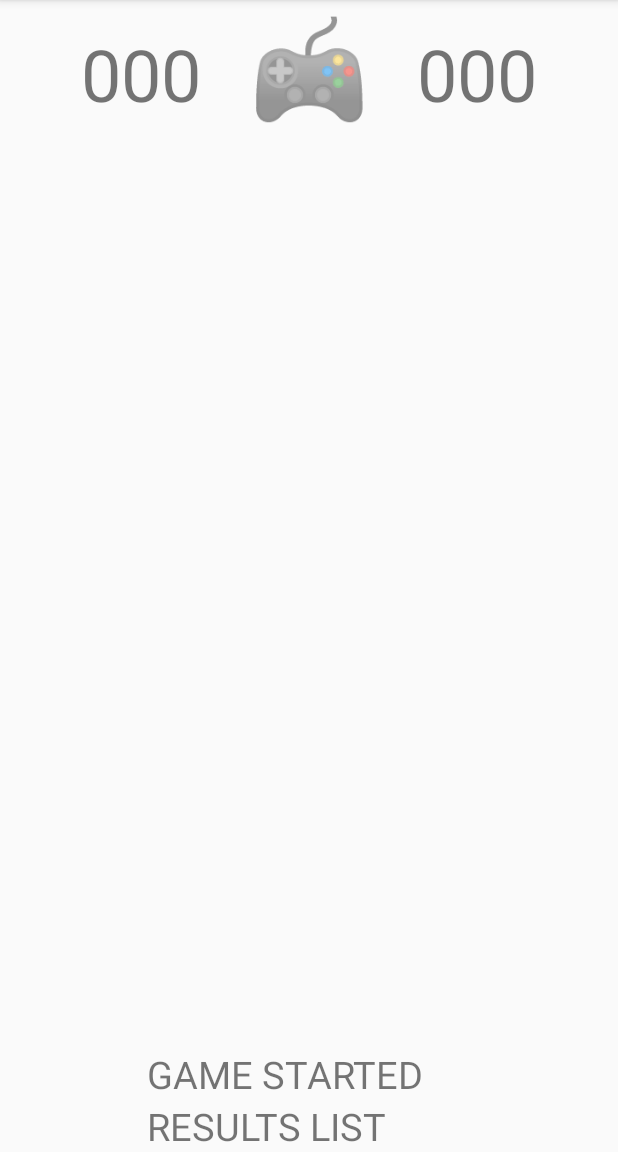
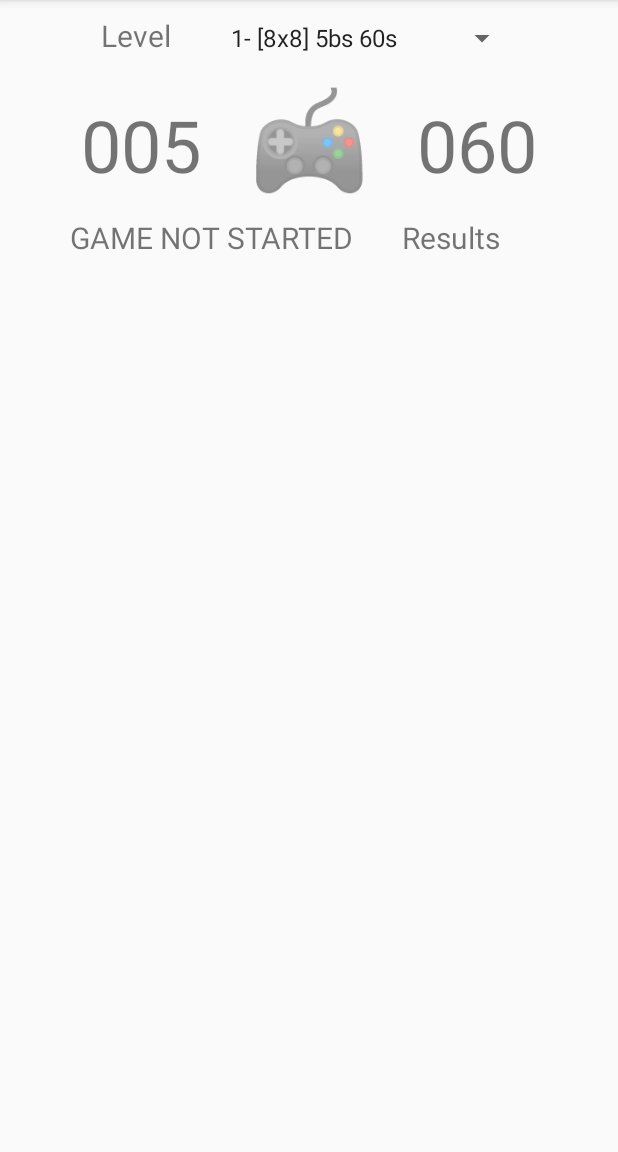
Before and after one commit to mbolaraharison/demineur, an Android app: the screen it shows after launch (MainActivity), on a phone screen of 412 x 824 dp, the part 84-1236 px from its top. Run offline under Robolectric (Android 15) with nearby library versions, the phone set to English and light mode, and no system bars; pictures from the network do not load; 8 statements that could not run were skipped.

Commit message:
Deminer base feature

```diff
--- a/app/build.gradle
+++ b/app/build.gradle
@@ -29,6 +29,6 @@ dependencies {
     testImplementation 'junit:junit:4.12'
     androidTestImplementation 'androidx.test.ext:junit:1.1.2'
     androidTestImplementation 'androidx.test.espresso:espresso-core:3.3.0'
-    implementation 'com.github.florent37:shapeofview:1.4.7'
+    compile 'com.google.code.gson:gson:2.7'
 
 }
--- a/app/src/main/java/com/mbola/deminer/MainActivity.java
+++ b/app/src/main/java/com/mbola/deminer/MainActivity.java
@@ -2,36 +2,39 @@ package com.mbola.deminer;
 
 import android.app.Activity;
 import android.content.Intent;
+import android.content.SharedPreferences;
+import android.database.Cursor;
+import android.database.sqlite.SQLiteDatabase;
 import android.graphics.Point;
 import android.media.MediaPlayer;
 import android.os.Bundle;
 import android.os.CountDownTimer;
-import android.util.DisplayMetrics;
-import android.provider.Settings;
 import android.view.Display;
-import android.view.View;
-import android.widget.Button;
+import android.widget.ArrayAdapter;
+import android.widget.Spinner;
 import android.widget.TextView;
-import android.widget.Toast;
 
 import androidx.appcompat.app.AppCompatActivity;
-import androidx.constraintlayout.widget.ConstraintLayout;
-import androidx.constraintlayout.widget.ConstraintSet;
 
 import com.mbola.deminer.classes.Grid;
+import com.mbola.deminer.classes.Result;
 import com.mbola.deminer.listeners.CustomClickListener;
-import com.mbola.deminer.listeners.CustomTouchListener;
+import com.mbola.deminer.listeners.CustomSpinnerSelectListener;
 import com.mbola.deminer.listeners.ResultsListListener;
 
+import java.io.IOException;
 import java.util.HashMap;
+import java.util.List;
 
 import services.Service;
 import com.mbola.deminer.services.BackgroundMusicService;
 
+import org.json.JSONException;
+
 public class MainActivity extends AppCompatActivity {
 
     private Grid grid;
-    private TextView playButton,timer, resultsList;
+    private TextView bombsNumber, playButton,timer, gameStatus, resultsList;
     private int secondsElapsed;
     private boolean timerStarted;
     private CountDownTimer counter;
@@ -41,6 +44,12 @@ public class MainActivity extends AppCompatActivity {
     private boolean isGameOver;
     private Intent musicInent;
 
+    private Spinner levelsSpinner;
+    private int selectedLevel = 1;
+
+    private SQLiteDatabase db;
+    public static String DB_NAME = "Results";
+    public static String TABLE_NAME = "results_table";
 
     @Override
     protected void onCreate(Bundle savedInstanceState) {
@@ -52,12 +61,24 @@ public class MainActivity extends AppCompatActivity {
         LEVEL_PARAMETERS.put(2, new int[]{40000, 9, 10});
         LEVEL_PARAMETERS.put(3, new int[]{25000, 10, 25});
 
+        bombsNumber = findViewById(R.id.activity_main_bombs_number);
         playButton = findViewById(R.id.activity_main_smiley);
-        resultsList = findViewById(R.id.link_results);
+        gameStatus = findViewById(R.id.game_status_label);
+        resultsList = findViewById(R.id.results_list_label);
         timer = findViewById(R.id.activity_main_timer);
+        levelsSpinner = findViewById(R.id.levels_spinner);
 
-        secondsElapsed = 0;
-        playButton.setOnClickListener(new CustomClickListener(this, this, playButton, timer, secondsElapsed, 3));
+        // Create an ArrayAdapter using the string array and a default spinner layout
+        ArrayAdapter<CharSequence> adapter = ArrayAdapter.createFromResource(this,
+                        R.array.level_array, android.R.layout.simple_spinner_item);
+        // Specify the layout to use when the list of choices appears
+        adapter.setDropDownViewResource(android.R.layout.simple_spinner_dropdown_item);
+        // Apply the adapter to the spinner
+        levelsSpinner.setAdapter(adapter);
+        levelsSpinner.setOnItemSelectedListener(new CustomSpinnerSelectListener(this));
+
+        secondsElapsed = 60;
+        playButton.setOnClickListener(new CustomClickListener(this, playButton, timer, secondsElapsed));
 
         resultsList.setOnClickListener(new ResultsListListener(this));
 
@@ -68,6 +89,19 @@ public class MainActivity extends AppCompatActivity {
         // Handle music background
         musicInent = new Intent(getApplicationContext(), BackgroundMusicService.class);
         startService(new Intent(getApplicationContext(),BackgroundMusicService.class));
+
+        // Open or create database
+        this.db = this.openOrCreateDatabase(DB_NAME, MODE_PRIVATE, null);
+
+        Service.addResultToDb(this, new Result(1, 45));
+
+        //Service.truncateTable(this);
+
+        List<Result> res = Service.getAllResultsFromDb(this);
+
+        for (int i=0; i<res.size(); i++) {
+            System.out.println("DATE : "+res.get(i).getDate()+" LEVEL : "+res.get(i).getLevel()+" SCORE : "+res.get(i).getScore());
+        }
     }
 
     public int[] getWindowDimensions() {
@@ -141,4 +175,52 @@ public class MainActivity extends AppCompatActivity {
     public void setGameOver(boolean gameOver) {
         isGameOver = gameOver;
     }
+
+    public Intent getMusicInent() {
+        return musicInent;
+    }
+
+    public void setMusicInent(Intent musicInent) {
+        this.musicInent = musicInent;
+    }
+
+    public Spinner getLevelsSpinner() {
+        return levelsSpinner;
+    }
+
+    public void setLevelsSpinner(Spinner levelsSpinner) {
+        this.levelsSpinner = levelsSpinner;
+    }
+
+    public int getSelectedLevel() {
+        return selectedLevel;
+    }
+
+    public void setSelectedLevel(int selectedLevel) {
+        this.selectedLevel = selectedLevel;
+    }
+
+    public TextView getBombsNumber() {
+        return bombsNumber;
+    }
+
+    public void setBombsNumber(TextView bombsNumber) {
+        this.bombsNumber = bombsNumber;
+    }
+
+    public TextView getGameStatus() {
+        return gameStatus;
+    }
+
+    public void setGameStatus(TextView gameStatus) {
+        this.gameStatus = gameStatus;
+    }
+
+    public SQLiteDatabase getDb() {
+        return db;
+    }
+
+    public void setDb(SQLiteDatabase db) {
+        this.db = db;
+    }
 }
--- a/app/src/main/java/com/mbola/deminer/classes/Result.java
+++ b/app/src/main/java/com/mbola/deminer/classes/Result.java
@@ -1,22 +1,32 @@
 package com.mbola.deminer.classes;
 
+import java.text.SimpleDateFormat;
 import java.util.Date;
 
 public class Result {
 
-    private Date date;
+    private String date;
+    private int level;
     private int score;
 
-    public Result(Date date, int score) {
-        this.date = date;
+    public Result(int level, int score) {
+        SimpleDateFormat formatter = new SimpleDateFormat("yyyy-MM-dd HH:mm:ss");
+        this.date = formatter.format(new Date());
+        this.level = level;
         this.score = score;
     }
 
-    public Date getDate() {
+    public Result(String date, int level, int score) {
+        this.date = date;
+        this.level = level;
+        this.score = score;
+    }
+
+    public String getDate() {
         return date;
     }
 
-    public void setDate(Date date) {
+    public void setDate(String date) {
         this.date = date;
     }
 
@@ -27,4 +37,12 @@ public class Result {
     public void setScore(int score) {
         this.score = score;
     }
+
+    public int getLevel() {
+        return level;
+    }
+
+    public void setLevel(int level) {
+        this.level = level;
+    }
 }
--- a/app/src/main/java/com/mbola/deminer/listeners/CustomClickListener.java
+++ b/app/src/main/java/com/mbola/deminer/listeners/CustomClickListener.java
@@ -22,21 +22,19 @@ public class CustomClickListener implements View.OnClickListener {
     private MainActivity activity;
     private Context context;
     private int level;
-    //private Level
 
-    public CustomClickListener(Context context, MainActivity activity, TextView textView, TextView timer, int secondsElapsed, int level) {
+    public CustomClickListener(MainActivity activity, TextView textView, TextView timer, int secondsElapsed) {
 
         this.activity = activity;
-        this.context = context;
-        this.level = level;
+        this.context = this.activity.getBaseContext();
 
-        /*this.playButton = textView;
-        this.timer = timer;
-        this.secondsElapsed = secondsElapsed;*/
     }
 
     @Override
     public void onClick(View v) {
+        // Here we set the selected level
+        this.level = this.activity.getSelectedLevel();
+
         this.activity.setGameOver(false);
         this.activity.setGameWon(false);
 
@@ -45,11 +43,14 @@ public class CustomClickListener implements View.OnClickListener {
 
         // We place grid
         this.placeGridOnLayout();
+
+        // Reset game status
+        this.activity.getGameStatus().setText(R.string.game_status_default);
     }
 
     private void resetTimer() {
         this.activity.setTimerStarted(false);
-        this.activity.setSecondsElapsed(0);
+        this.activity.setSecondsElapsed((MainActivity.LEVEL_PARAMETERS.get(this.level))[0]/1000);
 
         if (this.activity.getCounter() != null) {
             this.activity.getCounter().cancel();
@@ -62,7 +63,7 @@ public class CustomClickListener implements View.OnClickListener {
             @Override
             public void onTick(long l) {
                 System.out.println("IT IS TICKING");
-                activity.setSecondsElapsed(activity.getSecondsElapsed()+1);
+                activity.setSecondsElapsed(activity.getSecondsElapsed()-1);
                 activity.getTimer().setText(String.format("%03d",activity.getSecondsElapsed()));
             }
 
@@ -83,7 +84,7 @@ public class CustomClickListener implements View.OnClickListener {
 
         int[] windowDimensions = activity.getWindowDimensions();
 
-        Grid grid = new Grid(context, templateView, windowDimensions, layout, (MainActivity.LEVEL_PARAMETERS.get(this.level))[1], (MainActivity.LEVEL_PARAMETERS.get(this.level))[2]);
+        Grid grid = new Grid(this.activity, templateView, windowDimensions, layout, (MainActivity.LEVEL_PARAMETERS.get(this.level))[1], (MainActivity.LEVEL_PARAMETERS.get(this.level))[2]);
 
         activity.setGrid(grid);
 
--- /dev/null
+++ b/app/src/main/java/com/mbola/deminer/listeners/CustomSpinnerSelectListener.java
@@ -0,0 +1,48 @@
+package com.mbola.deminer.listeners;
+
+import android.view.View;
+import android.widget.AdapterView;
+
+import androidx.constraintlayout.widget.ConstraintLayout;
+
+import com.mbola.deminer.MainActivity;
+import com.mbola.deminer.R;
+
+import services.Service;
+
+public class CustomSpinnerSelectListener implements AdapterView.OnItemSelectedListener {
+
+    private MainActivity activity;
+
+    public CustomSpinnerSelectListener(MainActivity activity) {
+        this.activity = activity;
+    }
+
+    @Override
+    public void onItemSelected(AdapterView<?> parent, View view, int position, long id) {
+        // Remove views if exist
+        ConstraintLayout layout = (ConstraintLayout) activity.findViewById(R.id.layout);
+        Service.removeViewsFromGrid(activity, layout);
+
+        int level = Integer.parseInt(String.valueOf((parent.getItemAtPosition(position)).toString().charAt(0)));
+        this.activity.setSelectedLevel(level);
+        this.activity.getBombsNumber().setText(String.format("%03d",(MainActivity.LEVEL_PARAMETERS.get(level))[2]));
+
+        activity.setTimerStarted(false);
+        activity.setSecondsElapsed((MainActivity.LEVEL_PARAMETERS.get(level))[0]/1000);
+
+        if (activity.getCounter() != null) {
+            activity.getCounter().cancel();
+        }
+
+        activity.getTimer().setText(String.format("%03d",activity.getSecondsElapsed()));
+
+        // Reset game status
+        activity.getGameStatus().setText(R.string.game_status_default);
+    }
+
+    @Override
+    public void onNothingSelected(AdapterView<?> parent) {
+
+    }
+}
--- a/app/src/main/java/services/Service.java
+++ b/app/src/main/java/services/Service.java
@@ -2,9 +2,40 @@ package services;
 
 import android.app.Activity;
 import android.content.Context;
+import android.database.Cursor;
 import android.graphics.Point;
+import android.os.CountDownTimer;
 import android.util.TypedValue;
 import android.view.Display;
+import android.view.ViewGroup;
+import android.widget.LinearLayout;
+
+import androidx.constraintlayout.widget.ConstraintLayout;
+
+import com.google.gson.Gson;
+import com.google.gson.GsonBuilder;
+import com.google.gson.reflect.TypeToken;
+import com.mbola.deminer.MainActivity;
+import com.mbola.deminer.R;
+import com.mbola.deminer.classes.Result;
+
+import org.json.JSONException;
+import org.json.JSONObject;
+import org.json.JSONStringer;
+
+import java.io.BufferedReader;
+import java.io.BufferedWriter;
+import java.io.FileNotFoundException;
+import java.io.FileReader;
+import java.io.FileWriter;
+import java.io.IOException;
+import java.io.InputStreamReader;
+import java.io.OutputStreamWriter;
+import java.io.Writer;
+import java.lang.reflect.Type;
+import java.sql.Array;
+import java.util.ArrayList;
+import java.util.List;
 
 public class Service {
     public static float toPixel(Context context, float value) {
@@ -22,4 +53,60 @@ public class Service {
         int[] dimensions = new int[]{size.x, size.y};
         return dimensions;
     }
+
+    public static void removeViewsFromGrid(MainActivity activity, ViewGroup viewGroup) {
+        int id = 1;
+        while (((ConstraintLayout)viewGroup).getViewById(id) != null) {
+            viewGroup.removeView(((ConstraintLayout)viewGroup).getViewById(id));
+            id++;
+        }
+
+        LinearLayout footerLayout = activity.findViewById(R.id.footer_layout);
+        ConstraintLayout.LayoutParams layoutParams1 = (ConstraintLayout.LayoutParams) footerLayout.getLayoutParams();
+        layoutParams1.topMargin = (int) Service.toPixel(activity.getBaseContext(), 50);
+    }
+
+    public static void createResultsTableIfNotExists(MainActivity activity) {
+        /* Create a Table in the Database. */
+        activity.getDb().execSQL("CREATE TABLE IF NOT EXISTS "
+                + MainActivity.TABLE_NAME
+                + " (date VARCHAR(255), level INT(1), score INT(3));");
+    }
+
+    public static void addResultToDb (MainActivity activity, Result result) {
+        /* Insert data to a Table*/
+        activity.getDb().execSQL("INSERT INTO "
+                + MainActivity.TABLE_NAME
+                + " (date, level, score)"
+                + " VALUES ('"+result.getDate()+"', "+result.getLevel()+" , "+result.getScore()+");");
+    }
+
+    public static List<Result> getAllResultsFromDb (MainActivity activity) {
+        /*retrieve data from database */
+        Cursor c = activity.getDb().rawQuery("SELECT * FROM " + MainActivity.TABLE_NAME +" ORDER BY date desc", null);
+
+        int dateColumn = c.getColumnIndex("date");
+        int levelColumn = c.getColumnIndex("level");
+        int scoreColumn = c.getColumnIndex("score");
+
+        List<Result> results = null;
+
+        // Check if our result was valid.
+        c.moveToFirst();
+        if (c.getCount() != 0) {
+            results = new ArrayList<>();
+            // Loop through all Results
+            do {
+                results.add(new Result(c.getString(dateColumn), c.getInt(levelColumn), c.getInt(scoreColumn)));
+            }while(c.moveToNext());
+        }
+        return results;
+    }
+
+    public static void truncateTable(MainActivity activity) {
+        /* Truncate table */
+        activity.getDb().execSQL("DELETE FROM "
+                + MainActivity.TABLE_NAME
+                + ";");
+    }
 }
--- a/app/src/main/res/layout/activity_main.xml
+++ b/app/src/main/res/layout/activity_main.xml
@@ -8,6 +8,32 @@
     tools:context=".MainActivity">
 
     <LinearLayout
+        android:id="@+id/level_layout"
+        android:layout_width="wrap_content"
+        android:layout_height="wrap_content"
+        android:layout_marginTop="10dp"
+        android:layout_marginBottom="10dp"
+        app:layout_constraintTop_toTopOf="parent"
+        app:layout_constraintBottom_toTopOf="@+id/linearLayout"
+        android:orientation="horizontal"
+        app:layout_constraintEnd_toEndOf="parent"
+        app:layout_constraintStart_toStartOf="parent">
+        <TextView
+            android:id="@+id/level_label"
+            android:layout_width="wrap_content"
+            android:layout_height="wrap_content"
+            android:layout_marginEnd="32dp"
+            android:layout_marginRight="32dp"
+            android:text="Level"
+            android:textSize="20dp" />
+        <Spinner
+            android:id="@+id/levels_spinner"
+            android:layout_width="match_parent"
+            android:layout_height="wrap_content"
+            />
+    </LinearLayout>
+
+    <LinearLayout
         android:id="@+id/linearLayout"
         android:layout_width="wrap_content"
         android:layout_height="wrap_content"
@@ -16,9 +42,8 @@
         android:orientation="horizontal"
         app:layout_constraintEnd_toEndOf="parent"
         app:layout_constraintStart_toStartOf="parent">
-
         <TextView
-            android:id="@+id/activity_main_flagsleft"
+            android:id="@+id/activity_main_bombs_number"
             android:layout_width="wrap_content"
             android:layout_height="wrap_content"
             android:layout_marginEnd="32dp"
@@ -60,30 +85,34 @@
             app:poly_shadow="true"
             app:poly_shadow_color="#f01"
             app:poly_vertices="6"
-            tools:ignore="MissingConstraints"></com.mbola.deminer.views.PolygonImageView>
+            tools:ignore="MissingConstraints"/>
 
     <LinearLayout
-        android:id="@+id/linearLayout_activity_main_text_status"
+        android:id="@+id/footer_layout"
         android:layout_width="wrap_content"
         android:layout_height="wrap_content"
-        android:orientation="vertical"
-        app:layout_constraintBottom_toBottomOf="parent"
+        android:layout_marginTop="50dp"
+        app:layout_constraintTop_toTopOf="@id/kitty01"
+        app:layout_constraintBottom_toBottomOf="@id/kitty01"
+        android:orientation="horizontal"
         app:layout_constraintEnd_toEndOf="parent"
         app:layout_constraintStart_toStartOf="parent">
         <TextView
-            android:id="@+id/activity_main_text_status"
+            android:id="@+id/game_status_label"
             android:layout_width="wrap_content"
             android:layout_height="wrap_content"
             android:layout_marginEnd="32dp"
             android:layout_marginRight="32dp"
-            android:text="@string/default_game_status"
-            android:textSize="25dp" />
+            android:text="@string/game_status_default"
+            android:textSize="20dp" />
         <TextView
-            android:id="@+id/link_results"
+            android:id="@+id/results_list_label"
             android:layout_width="wrap_content"
             android:layout_height="wrap_content"
-            android:text="RESULTS LIST"
-            android:textSize="25dp" />
+            android:layout_marginEnd="32dp"
+            android:layout_marginRight="32dp"
+            android:text="@string/results"
+            android:textSize="20dp" />
     </LinearLayout>
 
 </androidx.constraintlayout.widget.ConstraintLayout>
--- a/app/src/main/res/values/strings.xml
+++ b/app/src/main/res/values/strings.xml
@@ -4,5 +4,14 @@
     <string name="flag">🚩</string>
     <string name="bomb">💣</string>
     <string name="default_count">000</string>
-    <string name="default_game_status">GAME STARTED</string>
+    <string name="game_status_default">GAME NOT STARTED</string>
+    <string-array name="level_array">
+        <item>1- [8x8] 5bs 60s</item>
+        <item>2- [9x9] 10bs 40s</item>
+        <item>3- [10x10] 25bs 25s</item>
+    </string-array>
+    <string name="game_status_started">GAME STARTED</string>
+    <string name="game_status_over">GAME OVER</string>
+    <string name="game_status_won">GAME WON</string>
+    <string name="results">Results</string>
 </resources>
```
Also changed, not shown: app/src/main/java/com/mbola/deminer/classes/Grid.java (+14 -8 lines), app/src/main/java/com/mbola/deminer/listeners/CustomTouchListener.java (+7 -0 lines).
